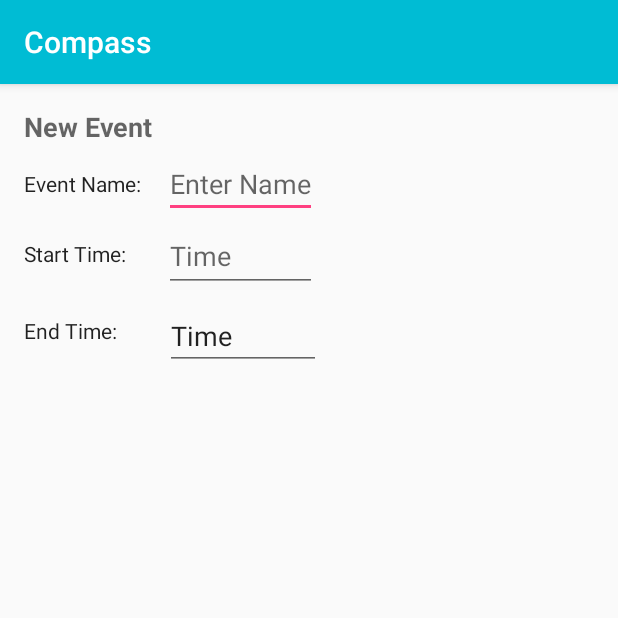
After one commit to isabellagc/compass, an Android app: the NewEvent screen opened directly, with no data from a screen before it, on a phone screen of 412 x 824 dp, the top half of it. The commit adds this screen. Run offline under Robolectric (Android 15) with nearby library versions, the phone set to English and light mode, and no system bars.

Commit message:
finished database stuff and moved on to adding the activieties and xml necessary for creating a new event and groups

```diff
--- a/app/build.gradle
+++ b/app/build.gradle
@@ -34,6 +34,7 @@ dependencies {
     compile 'jp.co.cyberagent.android.gpuimage:gpuimage-library:1.4.1'
     //glide library
     compile 'com.github.bumptech.glide:glide:3.8.0'
+    compile 'com.android.support:recyclerview-v7:26.+'
 }
 
 apply plugin: 'com.google.gms.google-services'
--- a/app/src/main/AndroidManifest.xml
+++ b/app/src/main/AndroidManifest.xml
@@ -22,6 +22,7 @@
         <activity android:name="NeedHelpActivity"/>
         <activity android:name=".ProfileActivity"/>
         <activity android:name=".ResourcesActivity"/>
+        <activity android:name=".NewEvent"/>
     </application>
 
 </manifest>
--- /dev/null
+++ b/app/src/main/java/compass/compass/NewEvent.java
@@ -0,0 +1,23 @@
+package compass.compass;
+
+import android.os.Bundle;
+import android.support.annotation.Nullable;
+import android.support.v7.app.AppCompatActivity;
+import android.view.Menu;
+
+/**
+ * Created by icamargo on 7/12/17.
+ */
+
+public class NewEvent extends AppCompatActivity{
+    @Override
+    protected void onCreate(@Nullable Bundle savedInstanceState) {
+        super.onCreate(savedInstanceState);
+        setContentView(R.layout.activity_new_event);
+    }
+
+    @Override
+    public boolean onCreateOptionsMenu(Menu menu) {
+        return super.onCreateOptionsMenu(menu);
+    }
+}
--- a/app/src/main/java/compass/compass/models/Event.java
+++ b/app/src/main/java/compass/compass/models/Event.java
@@ -12,13 +12,15 @@ import java.util.TimerTask;
 
 public class Event {
     public Group group;
+    public String name;
     public Time startTime;
     public Time endTime;
     public Timer timer;
     public TimerTask timerTask;
 
 
-    public Event(Group invitees, Time starting, Time ending){
+    public Event(String myname, Group invitees, Time starting, Time ending){
+        name = myname;
         group = invitees;
         startTime = starting;
         endTime = ending;
--- /dev/null
+++ b/app/src/main/res/layout/activity_new_event.xml
@@ -0,0 +1,112 @@
+<?xml version="1.0" encoding="utf-8"?>
+<android.support.constraint.ConstraintLayout xmlns:android="http://schemas.android.com/apk/res/android"
+    xmlns:app="http://schemas.android.com/apk/res-auto"
+    xmlns:tools="http://schemas.android.com/tools"
+    android:layout_width="match_parent"
+    android:layout_height="match_parent"
+    tools:context="compass.compass.NewEvent">
+
+
+    <TextView
+        android:id="@+id/tvNewEvent"
+        android:layout_width="wrap_content"
+        android:layout_height="wrap_content"
+        android:layout_marginLeft="16dp"
+        android:layout_marginTop="16dp"
+        android:text="New Event"
+        android:textAppearance="@style/TextAppearance.AppCompat.Medium"
+        android:textStyle="bold"
+        app:layout_constraintLeft_toLeftOf="parent"
+        app:layout_constraintTop_toTopOf="parent"
+        android:layout_marginStart="16dp" />
+
+    <EditText
+        android:id="@+id/etNameBox"
+        style="@android:style/Widget.Material.EditText"
+        android:layout_width="wrap_content"
+        android:layout_height="wrap_content"
+        android:layout_marginLeft="15dp"
+        android:layout_marginTop="16dp"
+        android:hint="Enter Name"
+        app:layout_constraintLeft_toRightOf="@+id/tvEventName"
+        app:layout_constraintTop_toBottomOf="@+id/tvNewEvent"
+        app:layout_constraintBottom_toBottomOf="@+id/tvEventName"
+        android:layout_marginStart="15dp" />
+
+    <TextView
+        android:id="@+id/tvEventName"
+        android:layout_width="wrap_content"
+        android:layout_height="wrap_content"
+        android:layout_marginLeft="16dp"
+        android:layout_marginTop="16dp"
+        android:text="Event Name:"
+        android:textAppearance="@style/TextAppearance.AppCompat"
+        app:layout_constraintLeft_toLeftOf="parent"
+        app:layout_constraintTop_toBottomOf="@+id/tvNewEvent"
+        android:layout_marginStart="16dp" />
+
+    <EditText
+        android:id="@+id/etStartTime"
+        style="@android:style/Widget.Material.EditText"
+        android:layout_width="102dp"
+        android:layout_height="48dp"
+        android:layout_marginBottom="8dp"
+        android:layout_marginLeft="25dp"
+        android:layout_marginTop="16dp"
+        android:ems="10"
+        android:hint="Time "
+        android:inputType="textImeMultiLine|time"
+        app:layout_constraintBottom_toBottomOf="@+id/tvStartTime"
+        app:layout_constraintLeft_toRightOf="@+id/tvStartTime"
+        app:layout_constraintTop_toBottomOf="@+id/etNameBox"
+        app:layout_constraintVertical_bias="0.39"
+        android:layout_marginStart="25dp" />
+
+    <TextView
+        android:id="@+id/tvStartTime"
+        android:layout_width="wrap_content"
+        android:layout_height="wrap_content"
+        android:layout_marginLeft="16dp"
+        android:layout_marginTop="14dp"
+        android:text="Start Time:"
+        android:textAppearance="@style/TextAppearance.AppCompat"
+        app:layout_constraintLeft_toLeftOf="parent"
+        app:layout_constraintTop_toBottomOf="@+id/etNameBox"
+        android:layout_marginStart="16dp" />
+
+    <TextView
+        android:id="@+id/tvEndTime"
+        android:layout_width="wrap_content"
+        android:layout_height="wrap_content"
+        android:layout_marginLeft="16dp"
+        android:layout_marginTop="16dp"
+        android:text="End Time:"
+        android:textAppearance="@style/TextAppearance.AppCompat"
+        app:layout_constraintLeft_toLeftOf="parent"
+        app:layout_constraintTop_toBottomOf="@+id/etStartTime"
+        android:layout_marginStart="16dp" />
+
+    <EditText
+        android:id="@+id/evEndTime"
+        android:layout_width="104dp"
+        android:layout_height="44dp"
+        android:layout_marginLeft="32dp"
+        android:layout_marginTop="8dp"
+        android:ems="10"
+        android:inputType="textPersonName"
+        android:text="Time"
+        app:layout_constraintLeft_toRightOf="@+id/tvEndTime"
+        app:layout_constraintTop_toBottomOf="@+id/etStartTime"
+        android:layout_marginStart="32dp" />
+
+    <android.support.v7.widget.RecyclerView
+        android:layout_width="368dp"
+        android:layout_height="wrap_content"
+        android:layout_marginBottom="8dp"
+        android:layout_marginTop="8dp"
+        app:layout_constraintBottom_toBottomOf="parent"
+        app:layout_constraintTop_toBottomOf="@+id/evEndTime"
+        app:layout_constraintVertical_bias="0.0"
+        tools:layout_editor_absoluteX="8dp" />
+
+</android.support.constraint.ConstraintLayout>
```
Also changed, not shown: app/src/main/java/compass/compass/LocationActivity.java (+10 -0 lines), app/src/main/res/layout/item_contact.xml (added, +53 -0 lines), app/src/main/res/menu/locations_menu.xml (added, +12 -0 lines).
